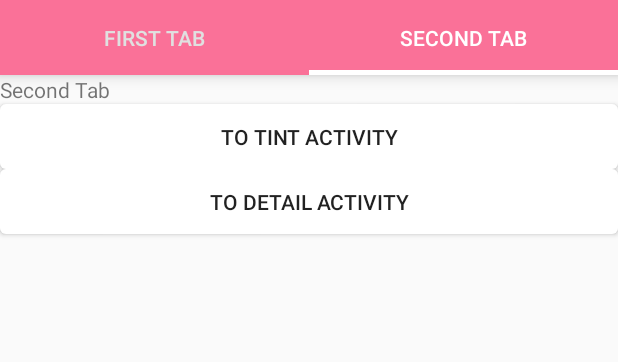
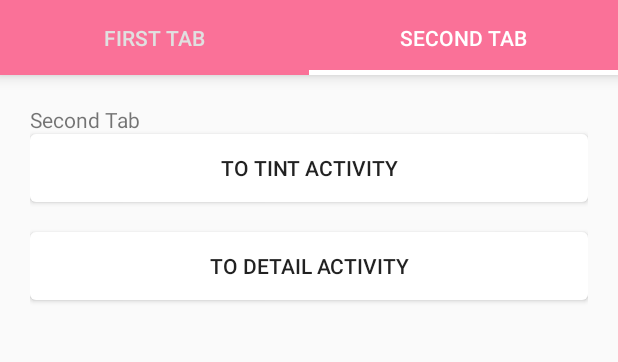
Before and after one commit to banketree/MaterialDesignMaster, an Android app: the screen it shows after launch (MainActivity), tab 2 chosen, on a phone screen of 412 x 824 dp, the part 84-446 px from its top. Run offline under Robolectric (Android 15) with nearby library versions, the light colour scheme and no system bars; our stand-ins replace Volley; network calls fail.

```diff
--- a/app/src/main/res/layout/tab1_layout.xml
+++ b/app/src/main/res/layout/tab1_layout.xml
@@ -1,7 +1,8 @@
 <?xml version="1.0" encoding="utf-8"?>
 <LinearLayout xmlns:android="http://schemas.android.com/apk/res/android"
     android:orientation="vertical" android:layout_width="match_parent"
-    android:layout_height="match_parent">
+    android:layout_height="match_parent"
+    android:padding="20dp">
 
     <TextView
         android:layout_width="wrap_content"
@@ -12,14 +13,15 @@
     <Button
         android:id="@+id/btn_tint"
         android:layout_width="match_parent"
-        android:layout_height="43dp"
+        android:layout_height="45dp"
         android:text="@string/to_tint_activity"
         android:background="@drawable/btn_more_white"/>
 
     <Button
         android:id="@+id/btn_detail"
         android:layout_width="match_parent"
-        android:layout_height="43dp"
+        android:layout_height="45dp"
+        android:layout_marginTop="20dp"
         android:text="@string/to_detail_activity"
         android:background="@drawable/btn_more_white"/>
 
```
